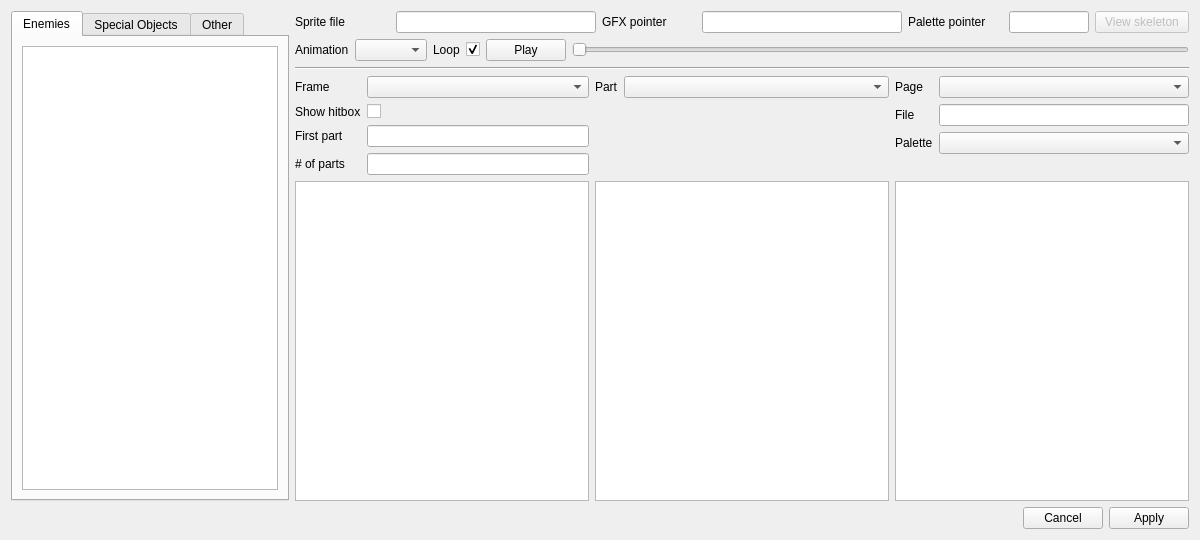
Before: the Qt Designer form dsvedit/sprite_editor.ui in LagoLunatic/DSVEdit, drawn with Qt 5.
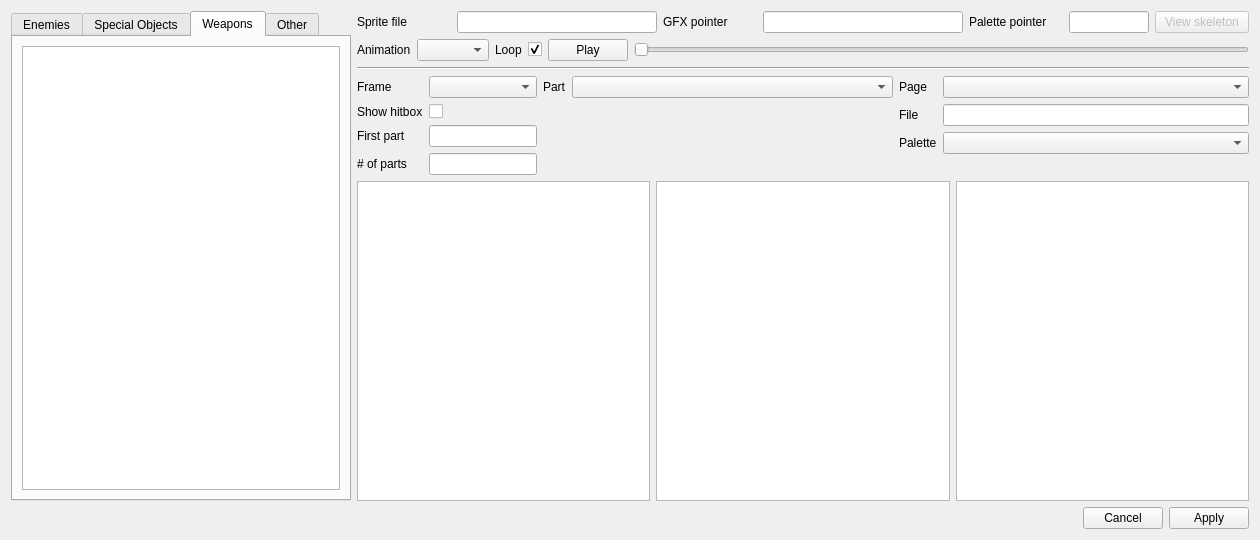
After: the same form once the commit is applied. The open tabs and pages were chosen to show the change.

Commit message: Sprite editor: Support weapons

Patch:
```diff
--- a/dsvedit/sprite_editor.ui
+++ b/dsvedit/sprite_editor.ui
@@ -6,7 +6,7 @@
    <rect>
     <x>0</x>
     <y>0</y>
-    <width>1200</width>
+    <width>1260</width>
     <height>540</height>
    </rect>
   </property>
@@ -24,10 +24,16 @@
          <verstretch>0</verstretch>
         </sizepolicy>
        </property>
+       <property name="minimumSize">
+        <size>
+         <width>340</width>
+         <height>0</height>
+        </size>
+       </property>
        <property name="currentIndex">
         <number>0</number>
        </property>
-       <widget class="QWidget" name="tab_3">
+       <widget class="QWidget" name="tab">
         <attribute name="title">
          <string>Enemies</string>
         </attribute>
@@ -37,7 +43,7 @@
          </item>
         </layout>
        </widget>
-       <widget class="QWidget" name="tab_4">
+       <widget class="QWidget" name="tab_2">
         <attribute name="title">
          <string>Special Objects</string>
         </attribute>
@@ -47,12 +53,22 @@
          </item>
         </layout>
        </widget>
-       <widget class="QWidget" name="tab_5">
+       <widget class="QWidget" name="tab_3">
         <attribute name="title">
-         <string>Other</string>
+         <string>Weapons</string>
         </attribute>
         <layout class="QHBoxLayout" name="horizontalLayout_8">
          <item>
+          <widget class="QListWidget" name="weapon_list"/>
+         </item>
+        </layout>
+       </widget>
+       <widget class="QWidget" name="tab_4">
+        <attribute name="title">
+         <string>Other</string>
+        </attribute>
+        <layout class="QHBoxLayout" name="horizontalLayout_9">
+         <item>
           <widget class="QListWidget" name="other_sprites_list"/>
          </item>
         </layout>
@@ -62,10 +78,6 @@
      <item>
       <layout class="QVBoxLayout" name="verticalLayout_2">
        <item>
-        <layout class="QVBoxLayout" name="verticalLayout_3">
-         <item>
-          <layout class="QVBoxLayout" name="verticalLayout_9">
-           <item>
             <layout class="QHBoxLayout" name="horizontalLayout">
              <item>
               <widget class="QLabel" name="label_12">
@@ -183,7 +195,7 @@
             </widget>
            </item>
            <item>
-            <layout class="QHBoxLayout" name="horizontalLayout_3" stretch="1,1,1">
+        <layout class="QHBoxLayout" name="horizontalLayout_3" stretch="0,1,1">
              <item>
               <layout class="QFormLayout" name="formLayout_3">
                <property name="fieldGrowthPolicy">
@@ -301,10 +313,6 @@
              </item>
              <item>
               <widget class="QGraphicsView" name="gfx_file_graphics_view"/>
-             </item>
-            </layout>
-           </item>
-          </layout>
          </item>
         </layout>
        </item>
```
Lines whose indentation alone changed are shown as unchanged. The commit also changes 8 other files.
